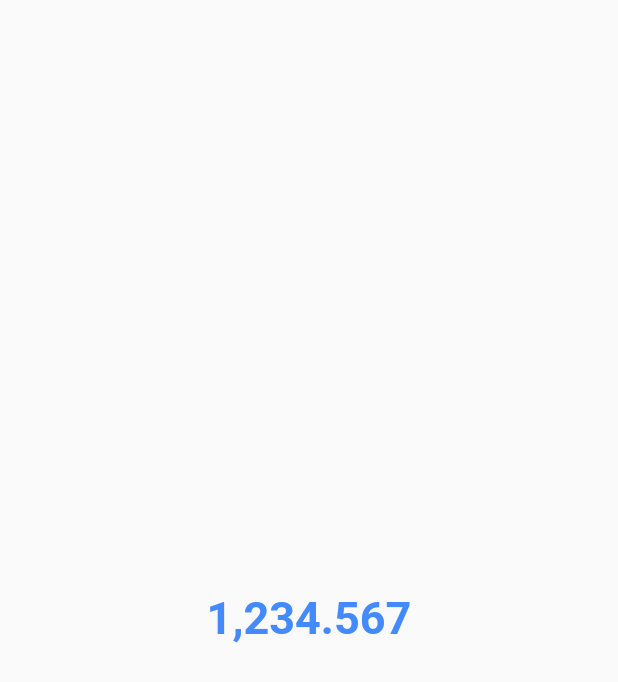
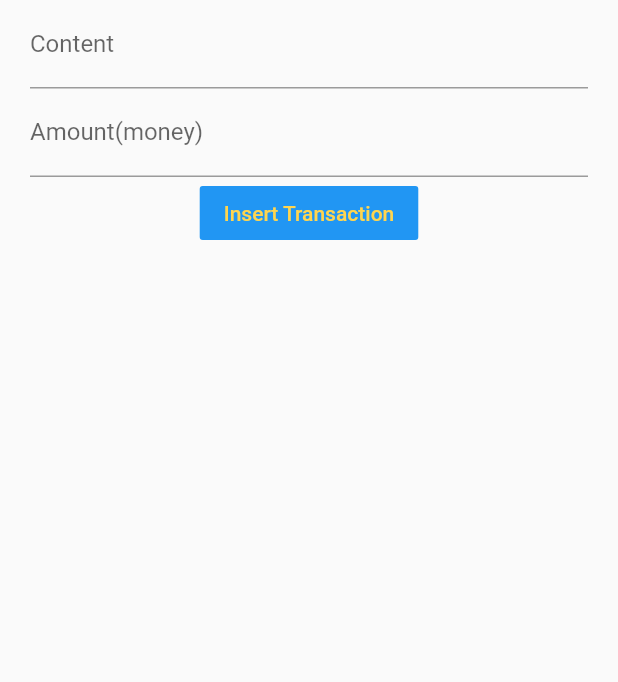
Before and after one commit to yankzsoe/flutter_first_app, a Flutter app: the screen it shows after launch, on a phone screen of 412 x 824 dp. Shown: the top 682 px of the screen. Run offline on Flutter 3.47's test engine with Material 2 defaults, Android fonts, the phone set to English and light mode, and no system bars.

Commit message:
Layout with SafeArea,Column, FlatButton, TextField and SnackBar.

```diff
--- a/first_apps/lib/myapp.dart
+++ b/first_apps/lib/myapp.dart
@@ -1,5 +1,4 @@
 import 'package:flutter/material.dart';
-import 'package:intl/intl.dart';
 
 class MyApp extends StatefulWidget {
   @override
@@ -9,9 +8,11 @@ class MyApp extends StatefulWidget {
 }
 
 class _MyAppState extends State<MyApp> with WidgetsBindingObserver {
-  String email = '';
-  final emailController = TextEditingController();
-
+  final GlobalKey<ScaffoldState> _scaffoldKey = new GlobalKey<ScaffoldState>();
+  final _contentController = TextEditingController();
+  final _amountController = TextEditingController();
+  String _content;
+  double _amount;
   @override
   void initState() {
     super.initState();
@@ -26,28 +27,46 @@ class _MyAppState extends State<MyApp> with WidgetsBindingObserver {
 
   @override
   Widget build(BuildContext context) {
-    DateTime dt = new DateTime.now();
-    DateTime odt = new DateTime(2020, 11, 17);
     return MaterialApp(
         title: "latihan 1",
         theme: ThemeData(primarySwatch: Colors.blue),
         home: Scaffold(
-          body: Center(
+            key: _scaffoldKey,
+            body: SafeArea(
+                minimum: EdgeInsets.only(left: 20, right: 20),
                 child: Column(
-          mainAxisAlignment: MainAxisAlignment.center,
+                  mainAxisAlignment: MainAxisAlignment.start,
                   children: <Widget>[
-            Text(
-              // DateFormat('yyyy-MM-dd').format(dt),
-              // DateFormat.yMMMMd().format(odt),
-              NumberFormat('#,###.0##', 'en-US').format(1234.567),
-              style: TextStyle(
-                  fontSize: 30,
-                  fontWeight: FontWeight.bold,
-                  color: Colors.blueAccent),
-            )
+                    TextField(
+                      controller: _contentController,
+                      decoration: InputDecoration(labelText: 'Content'),
+                      onChanged: (text) {
+                        setState(() {
+                          _content = text;
+                        });
+                      },
+                    ),
+                    TextField(
+                      controller: _amountController,
+                      decoration: InputDecoration(labelText: 'Amount(money)'),
+                      onChanged: (text) {
+                        setState(() {
+                          _amount = double.tryParse(text) ?? 0;
+                        });
+                      },
+                    ),
+                    FlatButton(
+                        textColor: Colors.amber[300],
+                        color: Colors.blue,
+                        child: Text('Insert Transaction'),
+                        onPressed: () {
+                          _scaffoldKey.currentState.showSnackBar(SnackBar(
+                            content: Text(
+                                'Content = $_content and Amount = $_amount'),
+                            duration: Duration(seconds: 1),
+                          ));
+                        })
                   ],
-        ),
-      )),
-    );
+                ))));
   }
 }
```
Lines whose indentation alone changed are shown as unchanged.
